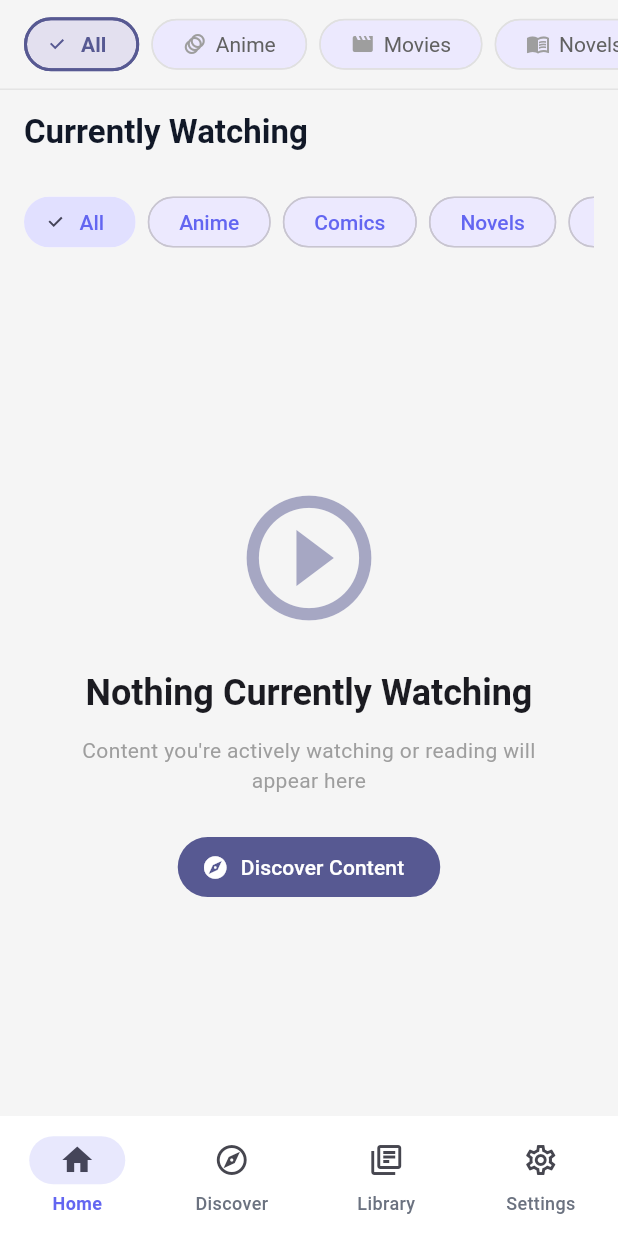
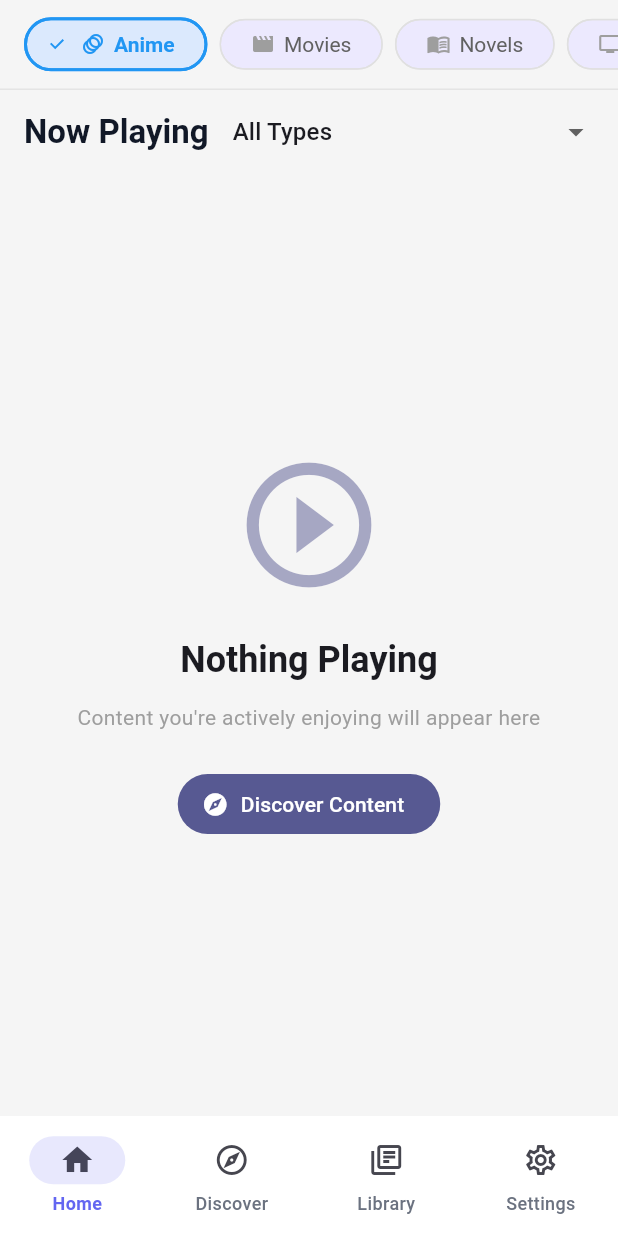
Before and after one commit to Silversoul-07/omega, a Flutter app: the screen it shows after launch, on a phone screen of 412 x 824 dp. Run offline on Flutter 3.47's test engine with Material 3 defaults, Android fonts, the phone set to English and light mode, and no system bars; our stand-ins replace isar; accounts and stored records are empty; generated files the repository leaves out were written again.

Commit message:
Add category field and UI improvements
- Add category field to ContentItem model
- Update seed data with categories for all content
- Rename "Currently Watching" to "Now Playing"
- Replace filter chips with dropdown selector in Home screen
- Remove "All" option from profile selector
- Set Anime as default profile on app start
- Profile must always be selected (no null state)

```diff
--- a/lib/models/content_item.dart
+++ b/lib/models/content_item.dart
@@ -39,6 +39,9 @@ class ContentItem {
   /// Optional notes
   String? notes;
 
+  /// Category (e.g., "Shonen", "Action", "Fantasy")
+  String? category;
+
   /// Constructor
   ContentItem({
     this.id = Isar.autoIncrement,
@@ -49,6 +52,7 @@ class ContentItem {
     this.total = 0,
     this.imageUrl,
     this.notes,
+    this.category,
   }) {
     createdAt = DateTime.now();
     updatedAt = DateTime.now();
--- a/lib/screens/home/home_screen.dart
+++ b/lib/screens/home/home_screen.dart
@@ -5,7 +5,7 @@ import '../../models/profile_type.dart';
 import '../../services/database_service.dart';
 import '../../widgets/content_card.dart';
 
-/// Home screen - "Currently Watching" tab
+/// Home screen - "Now Playing" tab
 class HomeScreen extends StatefulWidget {
   final ProfileType? selectedProfile;
 
@@ -26,59 +26,60 @@ class _HomeScreenState extends State<HomeScreen> {
   Widget build(BuildContext context) {
     return Scaffold(
       appBar: AppBar(
-        title: const Text(
-          'Currently Watching',
-          style: TextStyle(fontWeight: FontWeight.bold),
+        title: Row(
+          children: [
+            const Text(
+              'Now Playing',
+              style: TextStyle(fontWeight: FontWeight.bold),
+            ),
+            const SizedBox(width: 16),
+            Expanded(
+              child: _buildTypeDropdown(),
+            ),
+          ],
         ),
       ),
-      body: Column(
-        children: [
-          // Filter chips
-          _buildFilterChips(),
-          // Content list
-          Expanded(
-            child: _buildContentList(),
-          ),
-        ],
-      ),
+      body: _buildContentList(),
     );
   }
 
-  Widget _buildFilterChips() {
-    return Container(
-      padding: const EdgeInsets.symmetric(horizontal: 16, vertical: 8),
-      child: SingleChildScrollView(
-        scrollDirection: Axis.horizontal,
-        child: Row(
-          children: [
-            _buildFilterChip('All', null),
-            const SizedBox(width: 8),
-            _buildFilterChip('Anime', ContentType.anime),
-            const SizedBox(width: 8),
-            _buildFilterChip('Comics', ContentType.comic),
-            const SizedBox(width: 8),
-            _buildFilterChip('Novels', ContentType.novel),
-            const SizedBox(width: 8),
-            _buildFilterChip('Movies', ContentType.movie),
-            const SizedBox(width: 8),
-            _buildFilterChip('TV Series', ContentType.tvSeries),
-          ],
+  Widget _buildTypeDropdown() {
+    return DropdownButton<ContentType?>(
+      value: _selectedType,
+      isExpanded: true,
+      underline: Container(),
+      hint: const Text('All Types'),
+      items: [
+        const DropdownMenuItem<ContentType?>(
+          value: null,
+          child: Text('All Types'),
         ),
-      ),
-    );
-  }
-
-  Widget _buildFilterChip(String label, ContentType? type) {
-    final isSelected = _selectedType == type;
-    return FilterChip(
-      label: Text(label),
-      selected: isSelected,
-      onSelected: (selected) {
+        const DropdownMenuItem<ContentType?>(
+          value: ContentType.anime,
+          child: Text('Anime'),
+        ),
+        const DropdownMenuItem<ContentType?>(
+          value: ContentType.comic,
+          child: Text('Comics'),
+        ),
+        const DropdownMenuItem<ContentType?>(
+          value: ContentType.novel,
+          child: Text('Novels'),
+        ),
+        const DropdownMenuItem<ContentType?>(
+          value: ContentType.movie,
+          child: Text('Movies'),
+        ),
+        const DropdownMenuItem<ContentType?>(
+          value: ContentType.tvSeries,
+          child: Text('TV Series'),
+        ),
+      ],
+      onChanged: (value) {
         setState(() {
-          _selectedType = selected ? type : null;
+          _selectedType = value;
         });
       },
-      selectedColor: Theme.of(context).colorScheme.primaryContainer,
     );
   }
 
@@ -175,7 +176,7 @@ class _HomeScreenState extends State<HomeScreen> {
             ),
             const SizedBox(height: 24),
             Text(
-              'Nothing Currently Watching',
+              'Nothing Playing',
               style: Theme.of(context).textTheme.headlineSmall?.copyWith(
                     fontWeight: FontWeight.bold,
                   ),
@@ -183,7 +184,7 @@ class _HomeScreenState extends State<HomeScreen> {
             ),
             const SizedBox(height: 12),
             Text(
-              'Content you\'re actively watching or reading will appear here',
+              'Content you\'re actively enjoying will appear here',
               style: Theme.of(context).textTheme.bodyMedium?.copyWith(
                     color: Colors.grey,
                   ),
--- a/lib/widgets/main_navigation.dart
+++ b/lib/widgets/main_navigation.dart
@@ -22,7 +22,8 @@ class MainNavigation extends StatefulWidget {
 
 class _MainNavigationState extends State<MainNavigation> {
   int _currentIndex = 0;
-  final ProfileNotifier _profileNotifier = ProfileNotifier();
+  final ProfileNotifier _profileNotifier = ProfileNotifier()
+    ..selectProfile(ProfileType.anime);
 
   @override
   void dispose() {
@@ -105,16 +106,12 @@ class _MainNavigationState extends State<MainNavigation> {
             scrollDirection: Axis.horizontal,
             padding: const EdgeInsets.symmetric(horizontal: 16, vertical: 8),
             child: Row(
-              children: [
-                _buildProfileChip('All', null),
-                const SizedBox(width: 8),
-                ...ProfileType.values.map((profile) {
+              children: ProfileType.values.map((profile) {
                 return Padding(
                   padding: const EdgeInsets.only(right: 8),
                   child: _buildProfileChip(profile.displayName, profile),
                 );
-                }),
-              ],
+              }).toList(),
             ),
           ),
         ),
@@ -122,28 +119,28 @@ class _MainNavigationState extends State<MainNavigation> {
     );
   }
 
-  Widget _buildProfileChip(String label, ProfileType? profile) {
+  Widget _buildProfileChip(String label, ProfileType profile) {
     final isSelected = _profileNotifier.selectedProfile == profile;
-    final color = profile?.color ?? Theme.of(context).colorScheme.primary;
+    final color = profile.color;
 
     return FilterChip(
       label: Row(
         mainAxisSize: MainAxisSize.min,
         children: [
-          if (profile != null) ...[
           Icon(
             profile.icon,
             size: 16,
             color: isSelected ? color : Colors.grey,
           ),
           const SizedBox(width: 6),
-          ],
           Text(label),
         ],
       ),
       selected: isSelected,
       onSelected: (selected) {
-        _profileNotifier.selectProfile(selected ? profile : null);
+        if (selected) {
+          _profileNotifier.selectProfile(profile);
+        }
       },
       selectedColor: color.withOpacity(0.15),
       checkmarkColor: color,
```
Also changed, not shown: lib/scripts/seed_data.dart (+31 -0 lines). Lines whose indentation alone changed are shown as unchanged.
